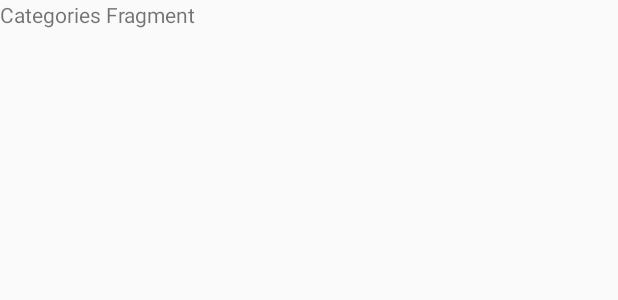
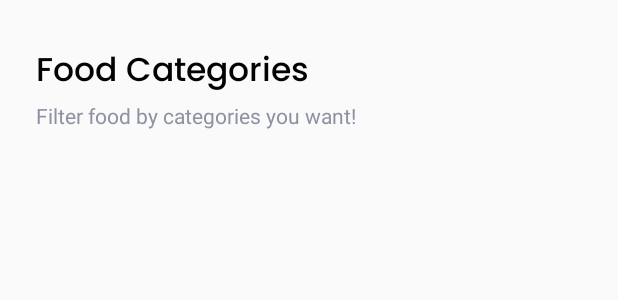
Before and after one commit to nandaiqbalh/mvvm-food-app, an Android app: the layout fragment_categories.xml on its own in the app's theme, with its tools: preview values and no code run, on a phone screen of 412 x 824 dp. Shown: the top 300 px of the screen. Run offline under Robolectric (Android 15) with nearby library versions, the phone set to English and light mode, and no system bars.

Commit message:
Category Fragment

```diff
--- a/app/src/main/res/layout/fragment_categories.xml
+++ b/app/src/main/res/layout/fragment_categories.xml
@@ -1,14 +1,51 @@
 <?xml version="1.0" encoding="utf-8"?>
-<FrameLayout xmlns:android="http://schemas.android.com/apk/res/android"
+<androidx.core.widget.NestedScrollView xmlns:app="http://schemas.android.com/apk/res-auto"
     xmlns:tools="http://schemas.android.com/tools"
+    xmlns:android="http://schemas.android.com/apk/res/android"
+    android:layout_height="match_parent"
     android:layout_width="match_parent"
-    android:layout_height="match_parent"
+    app:layout_constraintEnd_toEndOf="parent"
+    app:layout_constraintStart_toStartOf="parent"
+    app:layout_constraintTop_toBottomOf="@id/tv_categories_subtitle"
     tools:context=".presentation.ui.categories.CategoriesFragment">
 
-    <!-- TODO: Update blank fragment layout -->
-    <TextView
+    <androidx.constraintlayout.widget.ConstraintLayout
         android:layout_width="match_parent"
-        android:layout_height="match_parent"
-        android:text="Categories Fragment" />
+        android:layout_height="match_parent">
 
-</FrameLayout>
+        <TextView
+            android:id="@+id/tv_categories_title"
+            android:layout_width="wrap_content"
+            android:layout_height="wrap_content"
+            android:layout_marginStart="24dp"
+            android:layout_marginTop="30dp"
+            android:fontFamily="@font/poppins_medium"
+            android:text="Food Categories"
+            android:textColor="@color/font_black"
+            android:textSize="22sp"
+            app:layout_constraintStart_toStartOf="parent"
+            app:layout_constraintTop_toTopOf="parent" />
+
+        <TextView
+            android:id="@+id/tv_categories_subtitle"
+            android:layout_width="wrap_content"
+            android:layout_height="wrap_content"
+            android:text="Filter food by categories you want!"
+            android:textColor="@color/secondary"
+            android:textSize="14sp"
+            app:layout_constraintStart_toStartOf="@+id/tv_categories_title"
+            app:layout_constraintTop_toBottomOf="@+id/tv_categories_title" />
+
+        <androidx.recyclerview.widget.RecyclerView
+            android:id="@+id/rv_categories_meal"
+            android:layout_width="match_parent"
+            android:layout_height="wrap_content"
+            android:layout_marginStart="24dp"
+            android:layout_marginEnd="24dp"
+            android:layout_marginTop="8dp"
+            app:layout_constraintEnd_toEndOf="parent"
+            app:layout_constraintStart_toStartOf="parent"
+            app:layout_constraintTop_toBottomOf="@+id/tv_categories_subtitle" />
+    </androidx.constraintlayout.widget.ConstraintLayout>
+
+</androidx.core.widget.NestedScrollView>
```
Also changed, not shown: app/src/main/java/com/nandaiqbalh/foodapp/presentation/ui/categories/CategoriesFragment.kt (+65 -2 lines).
